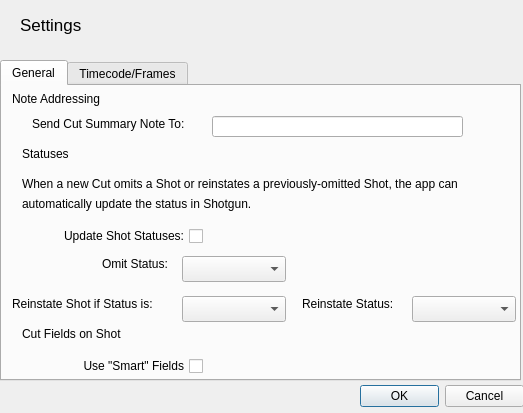
This is resources/settings_dialog.ui in shotgunsoftware/tk-multi-importcut as Qt 5 draws it before an edit. The edited form follows.
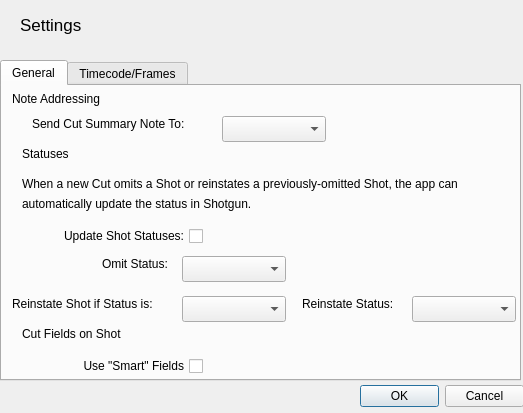
This is the edited form. The open tabs and pages were chosen to show the change.

Commit message: For #34997, all gui fields added and storable, next is styling and replacing calls in the code to yaml w/calls to these new user settings

Patch:
```diff
--- a/resources/settings_dialog.ui
+++ b/resources/settings_dialog.ui
@@ -90,16 +90,6 @@
       <string>Send Cut Summary Note To:</string>
      </property>
     </widget>
-    <widget class="QLineEdit" name="email_group_line_edit">
-     <property name="geometry">
-      <rect>
-       <x>210</x>
-       <y>30</y>
-       <width>251</width>
-       <height>21</height>
-      </rect>
-     </property>
-    </widget>
     <widget class="QLabel" name="statuses_label">
      <property name="geometry">
       <rect>
@@ -286,6 +276,25 @@
       <string>Use &quot;Smart&quot; Fields</string>
      </property>
     </widget>
+    <widget class="QComboBox" name="email_group_combo_box">
+     <property name="geometry">
+      <rect>
+       <x>220</x>
+       <y>30</y>
+       <width>104</width>
+       <height>26</height>
+      </rect>
+     </property>
+     <property name="whatsThis">
+      <string/>
+     </property>
+     <property name="accessibleName">
+      <string/>
+     </property>
+     <property name="layoutDirection">
+      <enum>Qt::LeftToRight</enum>
+     </property>
+    </widget>
    </widget>
    <widget class="QWidget" name="tab_2">
     <attribute name="title">
```
Left out of the diff: 27 changed lines with no effect on the pictures. The commit also changes 6 other files.
